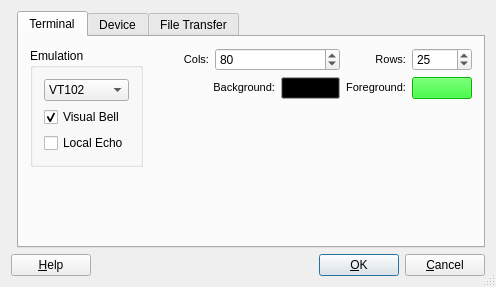
First picture: the form in 1.1/settingsdialog.ui, repository 8bitgeek/komport, before the edit.
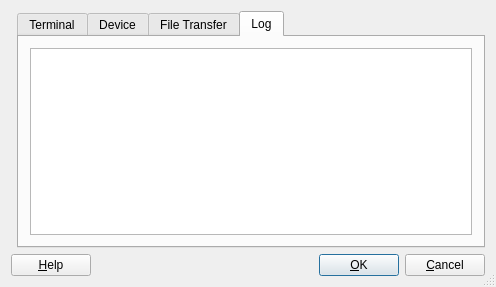
Second picture: the form after the edit. The open tabs and pages were chosen to show the change.

Commit message: Work on adding up/down protocol support.

What changed in the file:
```diff
--- a/1.1/settingsdialog.ui
+++ b/1.1/settingsdialog.ui
@@ -1756,6 +1756,20 @@
        </item>
       </layout>
      </widget>
+     <widget class="QWidget" name="LogTab">
+      <attribute name="title">
+       <string>Log</string>
+      </attribute>
+      <layout class="QGridLayout" name="gridLayout_6">
+       <item row="0" column="0">
+        <widget class="QTextBrowser" name="log">
+         <property name="lineWrapMode">
+          <enum>QTextEdit::NoWrap</enum>
+         </property>
+        </widget>
+       </item>
+      </layout>
+     </widget>
     </widget>
    </item>
   </layout>
```
The commit also changes 2 other files.
